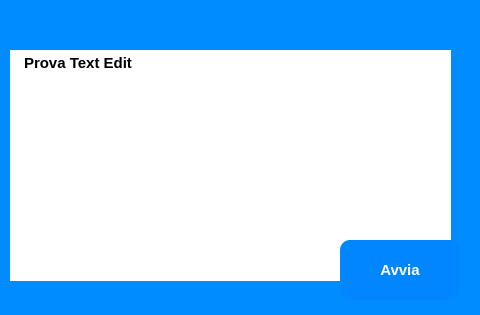
This is view/recap_info_sanifica_window.ui in ISacchitella/MicroOne_v1.1 as Qt 5 draws it before an edit. The edited form follows.
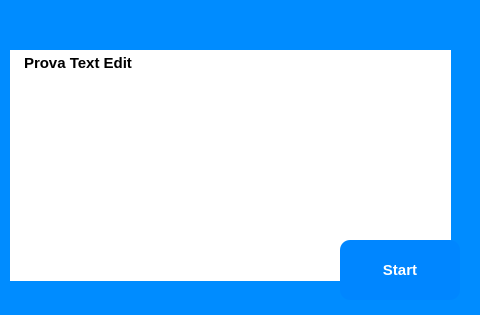
This is the edited form. Icons and pictures are not drawn.

The edit to the form file:
```diff
--- a/view/recap_info_sanifica_window.ui
+++ b/view/recap_info_sanifica_window.ui
@@ -217,7 +217,7 @@
 }</string>
    </property>
    <property name="text">
-    <string>Avvia</string>
+    <string>Start</string>
    </property>
   </widget>
   <widget class="QLabel" name="label_5">
```
Left out of the diff: 2 changed lines with no effect on the pictures.
